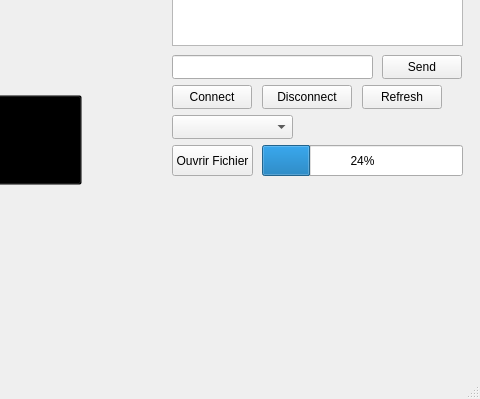
Old version of the form GUI/GUI_PCBUS/form.ui in the repository 7antoine7/PCBUS; both pictures show x 898 to 1378 and y 465 to 864 of the 1378 by 864 pixel window.
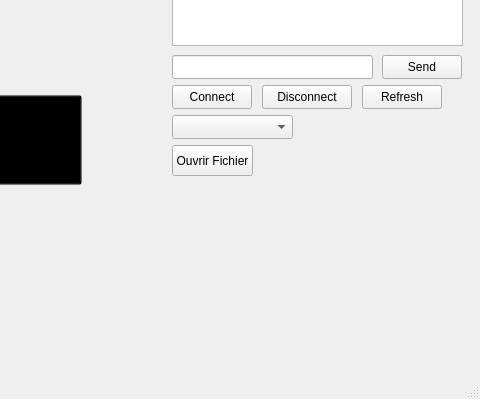
New version of the form. Icons and pictures are not drawn.

What changed in the file:
```diff
--- a/GUI/GUI_PCBUS/form.ui
+++ b/GUI/GUI_PCBUS/form.ui
@@ -286,19 +286,6 @@
      <string/>
     </property>
    </widget>
-   <widget class="QProgressBar" name="progressBar">
-    <property name="geometry">
-     <rect>
-      <x>1160</x>
-      <y>610</y>
-      <width>201</width>
-      <height>31</height>
-     </rect>
-    </property>
-    <property name="value">
-     <number>24</number>
-    </property>
-   </widget>
    <widget class="QLabel" name="machineStatus">
     <property name="geometry">
      <rect>
```
